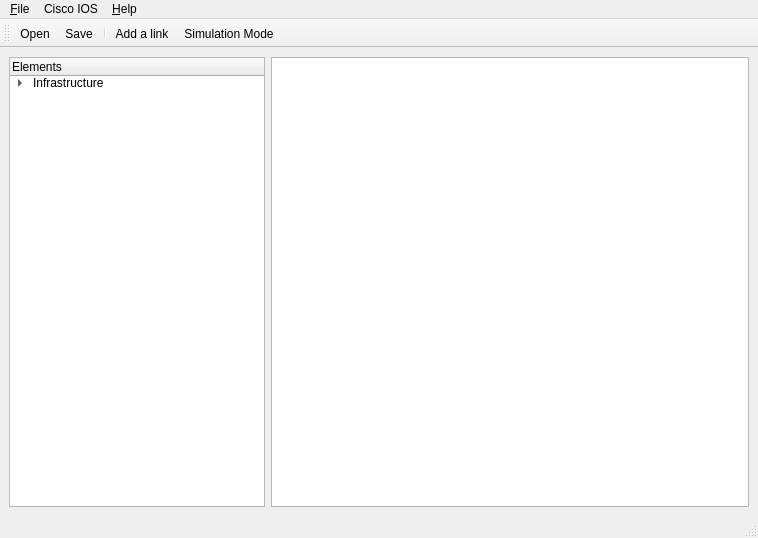
GNS3/gns3-legacy, file forms/MainWindow.ui: the form before one commit.
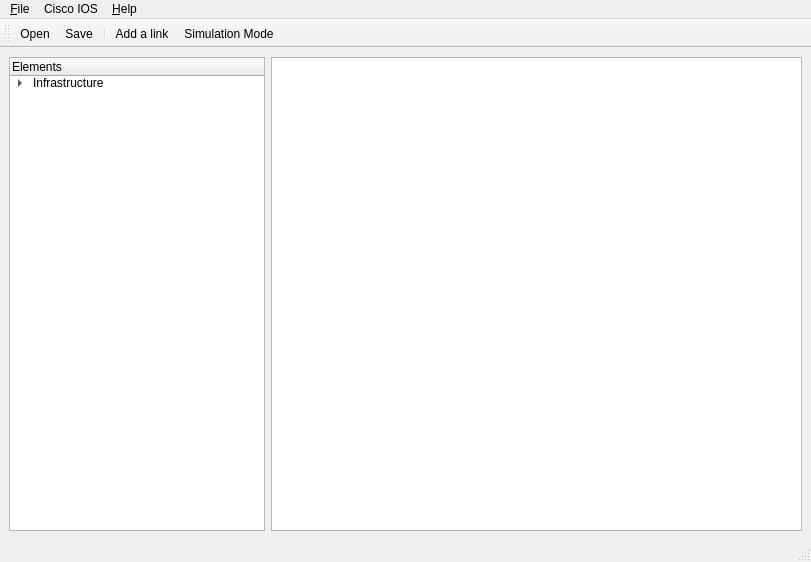
The form after the commit. Icons and pictures are not drawn. Custom widgets are drawn as their Qt base class.

The edit to the form file:
```diff
--- a/forms/MainWindow.ui
+++ b/forms/MainWindow.ui
@@ -5,8 +5,8 @@
    <rect>
     <x>0</x>
     <y>0</y>
-    <width>758</width>
-    <height>538</height>
+    <width>811</width>
+    <height>562</height>
    </rect>
   </property>
   <property name="windowTitle" >
@@ -115,7 +115,7 @@
     <rect>
      <x>0</x>
      <y>0</y>
-     <width>758</width>
+     <width>811</width>
      <height>25</height>
     </rect>
    </property>
```
